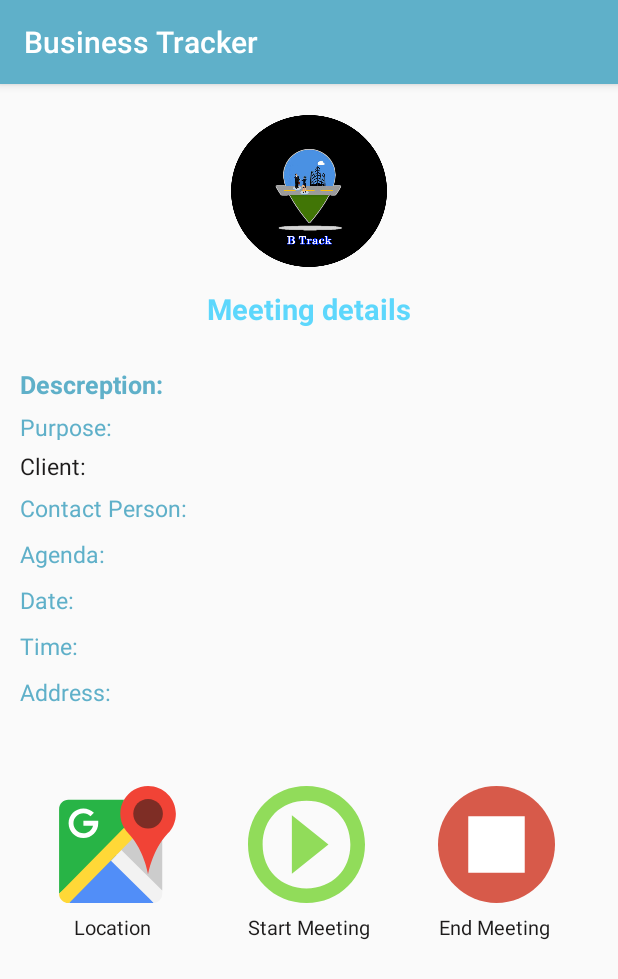
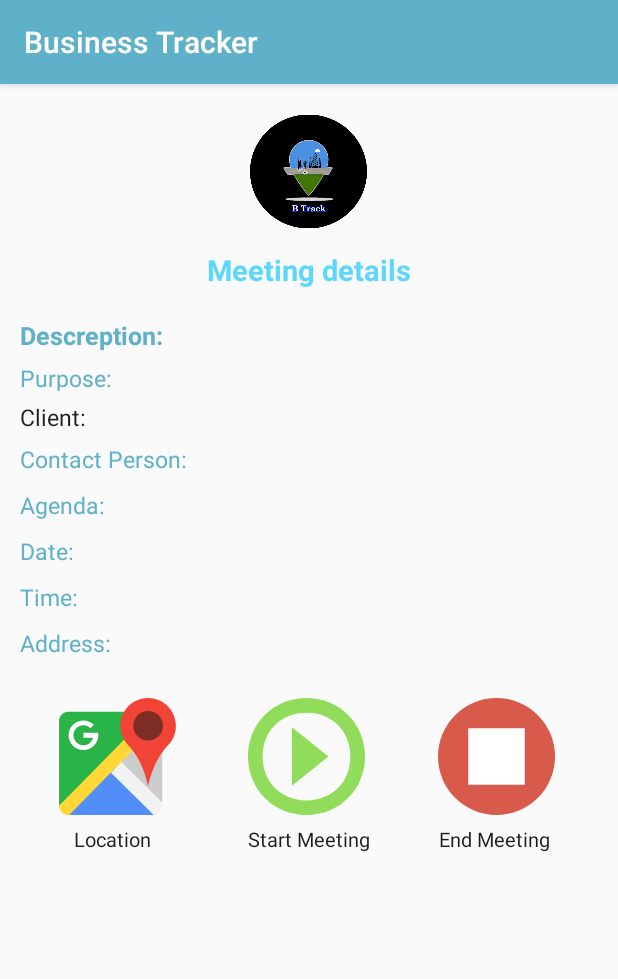
Before and after one commit to vijay040/TrackApp, an Android app: the MeetingDetailsActivity screen opened directly, with no data from a screen before it, on a phone screen of 412 x 824 dp. Shown: the top 979 px of the screen. Run offline under Robolectric (Android 15) with nearby library versions, the light colour scheme and no system bars; our stand-ins replace sdp/ssp sizes; 9 statements that could not run were skipped.

Commit message:
this is updated by anuradha

```diff
--- a/app/src/main/java/com/example/lenovo/trackapp/adaptor/MeetingDetailsAdapter.java
+++ b/app/src/main/java/com/example/lenovo/trackapp/adaptor/MeetingDetailsAdapter.java
@@ -69,7 +69,7 @@ public class MeetingDetailsAdapter extends BaseAdapter {
         txtDate.setText("Date:"+list.get(i).getDate());
         txtTime.setText("Time:"+list.get(i).getTime());
         txtContactPerson.setText("Con. Person:"+list.get(i).getContact_person());
-        txtAddress.setText("Address"+list.get(i).getAddress());
+        txtAddress.setText("Address: "+list.get(i).getAddress());
         return view;
     }
 }
--- a/app/src/main/res/layout/acitivity_meetingdetails.xml
+++ b/app/src/main/res/layout/acitivity_meetingdetails.xml
@@ -4,8 +4,8 @@
     android:orientation="vertical">
     <ImageView
         android:id="@+id/img"
-        android:layout_width="@dimen/_80sdp"
-        android:layout_height="@dimen/_80sdp"
+        android:layout_width="@dimen/_60sdp"
+        android:layout_height="@dimen/_60sdp"
         android:layout_gravity="center"
         android:layout_marginTop="@dimen/_15sdp"
         android:src="@drawable/logo" />
@@ -23,7 +23,7 @@
         android:layout_width="wrap_content"
         android:layout_height="wrap_content"
         android:layout_marginLeft="@dimen/_10sdp"
-        android:layout_marginTop="@dimen/_20sdp"
+        android:layout_marginTop="@dimen/_15sdp"
         android:layout_toRightOf="@id/img"
         android:text="Descreption:"
         android:textColor="@color/text_color"
@@ -111,7 +111,8 @@
         android:layout_width="match_parent"
         android:layout_height="wrap_content"
         android:orientation="horizontal"
-        android:layout_margin="@dimen/_20sdp"
+    android:layout_marginLeft="@dimen/_20sdp"
+        android:layout_marginRight="@dimen/_20sdp"
         android:weightSum="3">
 
         <RelativeLayout
```
